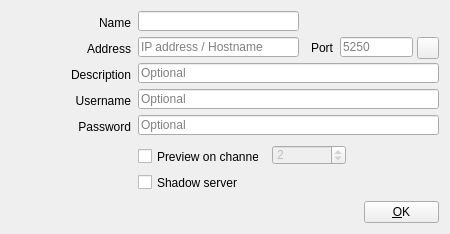
CasparCG/client, file src/Widgets/DeviceDialog.ui: the form before one commit.
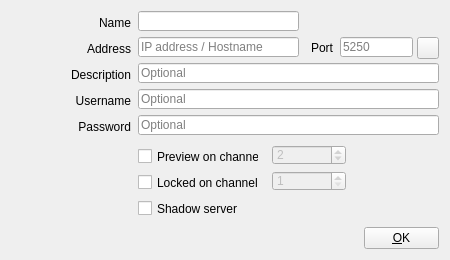
The form after the commit. Icons and pictures are not drawn.

Commit message: Added missing deploy dependencies. Added support for lock channel for device.

```diff
--- a/src/Widgets/DeviceDialog.ui
+++ b/src/Widgets/DeviceDialog.ui
@@ -7,19 +7,19 @@
     <x>0</x>
     <y>0</y>
     <width>450</width>
-    <height>234</height>
+    <height>260</height>
    </rect>
   </property>
   <property name="minimumSize">
    <size>
     <width>450</width>
-    <height>234</height>
+    <height>260</height>
    </size>
   </property>
   <property name="maximumSize">
    <size>
     <width>450</width>
-    <height>234</height>
+    <height>260</height>
    </size>
   </property>
   <property name="windowTitle">
@@ -58,7 +58,7 @@
    <property name="geometry">
     <rect>
      <x>364</x>
-     <y>201</y>
+     <y>227</y>
      <width>75</width>
      <height>22</height>
     </rect>
@@ -199,7 +199,7 @@
    <property name="geometry">
     <rect>
      <x>138</x>
-     <y>174</y>
+     <y>200</y>
      <width>151</width>
      <height>17</height>
     </rect>
@@ -310,6 +310,44 @@
     <string>Preview on channel</string>
    </property>
   </widget>
+  <widget class="QCheckBox" name="checkBoxLocked">
+   <property name="geometry">
+    <rect>
+     <x>138</x>
+     <y>174</y>
+     <width>121</width>
+     <height>17</height>
+    </rect>
+   </property>
+   <property name="text">
+    <string>Locked on channel</string>
+   </property>
+  </widget>
+  <widget class="QSpinBox" name="spinBoxLockedChannel">
+   <property name="enabled">
+    <bool>false</bool>
+   </property>
+   <property name="geometry">
+    <rect>
+     <x>272</x>
+     <y>171</y>
+     <width>74</width>
+     <height>20</height>
+    </rect>
+   </property>
+   <property name="sizePolicy">
+    <sizepolicy hsizetype="Expanding" vsizetype="Fixed">
+     <horstretch>0</horstretch>
+     <verstretch>0</verstretch>
+    </sizepolicy>
+   </property>
+   <property name="minimum">
+    <number>1</number>
+   </property>
+   <property name="value">
+    <number>1</number>
+   </property>
+  </widget>
  </widget>
  <tabstops>
   <tabstop>lineEditDeviceName</tabstop>
```
Left out of the diff: 21 changed lines with no effect on the pictures. The commit also changes 13 other files.
